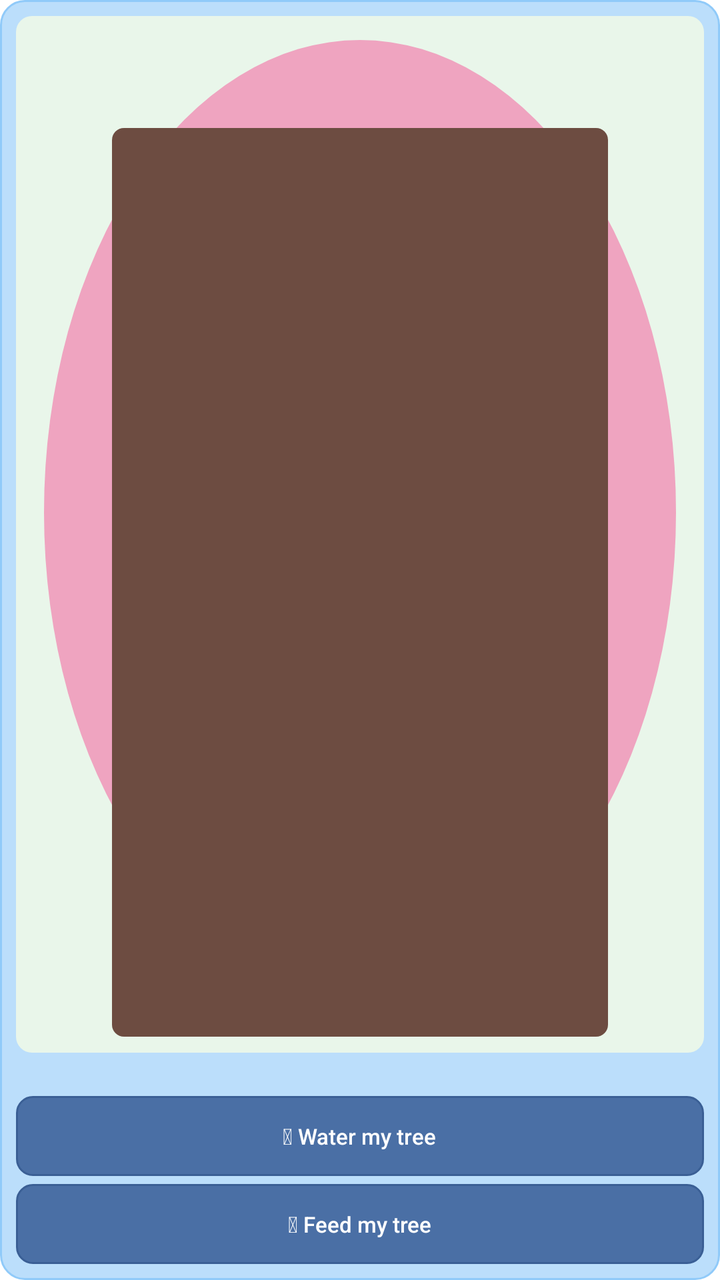
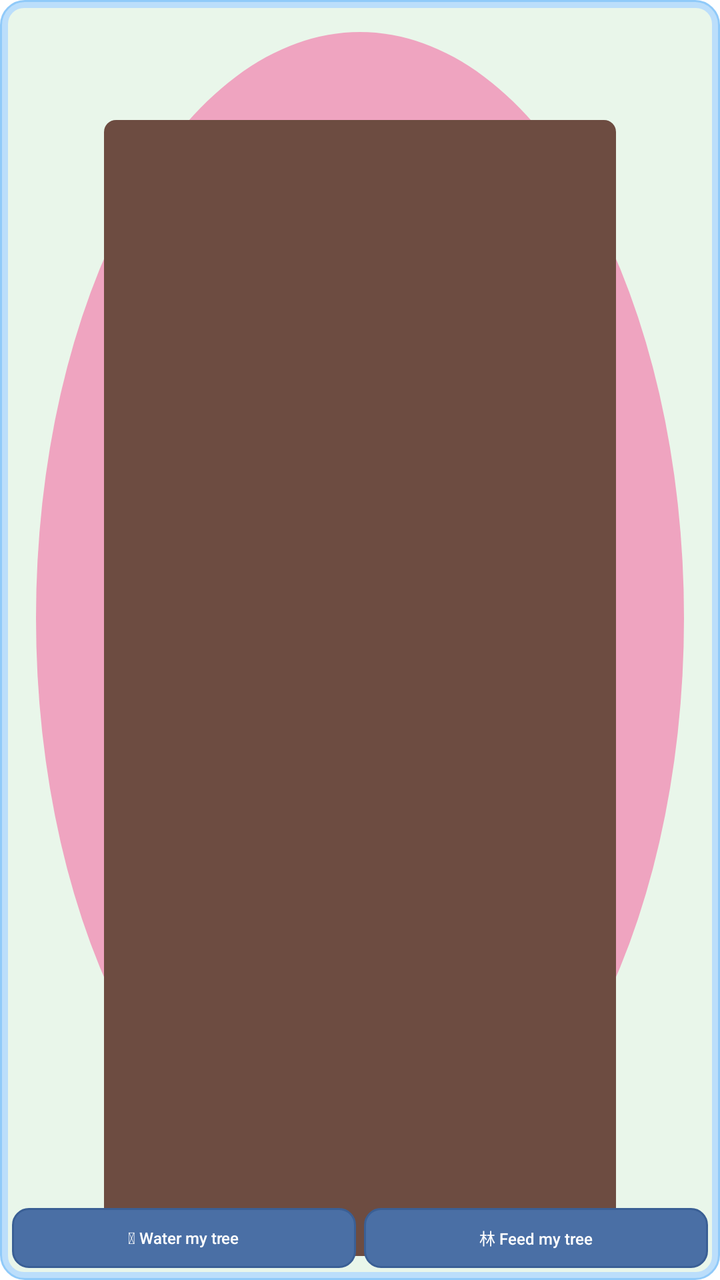

The first picture is an Android layout as it rendered before a commit; the second is the same layout after the commit. The layout source and the unified diff follow.
<!-- AndroidManifest.xml: fallback theme Theme.MaterialComponents.DayNight.NoActionBar -->
<!-- res/layout/bible_widget.xml -->
<?xml version="1.0" encoding="utf-8"?>
<LinearLayout xmlns:android="http://schemas.android.com/apk/res/android"
    android:id="@+id/widget_root"
    android:layout_width="match_parent"
    android:layout_height="match_parent"
    android:orientation="vertical"
    android:padding="8dp"
    android:background="@drawable/widget_background">

    
    <ImageView
        android:id="@+id/widget_tree_image"
        android:layout_width="match_parent"
        android:layout_height="0dp"
        android:layout_weight="1"
        android:scaleType="fitCenter"
        android:src="@drawable/widget_tree_placeholder"
        android:contentDescription="@string/widget_character_desc" />

    
    <LinearLayout
        android:layout_width="match_parent"
        android:layout_height="wrap_content"
        android:layout_marginTop="4dp"
        android:orientation="horizontal"
        android:gravity="center_vertical">

        <TextView
            android:id="@+id/widget_date_label"
            android:layout_width="0dp"
            android:layout_height="wrap_content"
            android:layout_weight="1"
            android:textSize="10sp"
            android:textStyle="bold"
            android:textColor="@color/widget_text_primary"
            android:fontFamily="sans-serif" />

        <TextView
            android:id="@+id/widget_streak"
            android:layout_width="wrap_content"
            android:layout_height="wrap_content"
            android:textSize="10sp"
            android:textColor="@color/widget_text_secondary"
            android:fontFamily="sans-serif" />

    </LinearLayout>

    
    <LinearLayout
        android:id="@+id/widget_btn_water"
        android:layout_width="match_parent"
        android:layout_height="40dp"
        android:layout_marginTop="4dp"
        android:background="@drawable/widget_button_background"
        android:gravity="center"
        android:orientation="horizontal">

        <TextView
            android:layout_width="wrap_content"
            android:layout_height="wrap_content"
            android:text="@string/widget_btn_water"
            android:textSize="11sp"
            android:textColor="@color/widget_cta_text"
            android:fontFamily="sans-serif-medium" />

    </LinearLayout>

    
    <LinearLayout
        android:id="@+id/widget_btn_feed"
        android:layout_width="match_parent"
        android:layout_height="40dp"
        android:layout_marginTop="4dp"
        android:background="@drawable/widget_button_background"
        android:gravity="center"
        android:orientation="horizontal">

        <TextView
            android:layout_width="wrap_content"
            android:layout_height="wrap_content"
            android:text="@string/widget_btn_feed"
            android:textSize="11sp"
            android:textColor="@color/widget_cta_text"
            android:fontFamily="sans-serif-medium" />

    </LinearLayout>

</LinearLayout>
<!-- resources referenced by this layout -->
<resources>
  <color name="widget_cta_text">#FFFFFFFF</color>
  <color name="widget_text_primary">#FF1A1A1A</color>
  <color name="widget_text_secondary">#FF555555</color>
  <!-- drawable widget_background (drawable) -->
  <?xml version="1.0" encoding="utf-8"?>
  <shape xmlns:android="http://schemas.android.com/apk/res/android"
      android:shape="rectangle">
      <solid android:color="@color/widget_bg_happy" />
      <stroke android:width="1dp" android:color="@color/widget_stroke_happy" />
      <corners android:radius="12dp" />
  </shape>
  <!-- drawable widget_button_background (drawable) -->
  <?xml version="1.0" encoding="utf-8"?>
  <shape xmlns:android="http://schemas.android.com/apk/res/android"
      android:shape="rectangle">
      <solid android:color="@color/widget_button_fill" />
      <stroke
          android:width="1dp"
          android:color="@color/widget_button_stroke" />
      <corners android:radius="8dp" />
  </shape>
  <!-- drawable widget_tree_placeholder (drawable) -->
  <?xml version="1.0" encoding="utf-8"?>
  <layer-list xmlns:android="http://schemas.android.com/apk/res/android">
      <item>
          <shape android:shape="rectangle">
              <solid android:color="#FFE9F6EA" />
              <corners android:radius="8dp" />
          </shape>
      </item>
  
      <item android:left="14dp" android:top="12dp" android:right="14dp" android:bottom="34dp">
          <shape android:shape="oval">
              <gradient
                  android:type="radial"
                  android:gradientRadius="120dp"
                  android:centerX="50%"
                  android:centerY="35%"
                  android:startColor="#FFF9C6D8"
                  android:endColor="#FFEFA4C0" />
          </shape>
      </item>
  
      <item android:left="48dp" android:top="56dp" android:right="48dp" android:bottom="8dp">
          <shape android:shape="rectangle">
              <solid android:color="#FF6D4C41" />
              <corners android:radius="6dp" />
          </shape>
      </item>
  </layer-list>
  <string name="widget_btn_feed">🌸 Feed my tree</string>
  <string name="widget_btn_water">🌿 Water my tree</string>
  <string name="widget_character_desc">Reading reminder tree</string>
  <color name="widget_bg_happy">#FFBBDEFB</color>
  <color name="widget_stroke_happy">#FF90CAF9</color>
  <color name="widget_button_fill">#FF4A6FA5</color>
  <color name="widget_button_stroke">#FF3A5F95</color>
</resources>

<!-- the commit's change to res/layout/bible_widget.xml (unified diff, before → after) -->
@@ -4,85 +4,101 @@
     android:layout_width="match_parent"
     android:layout_height="match_parent"
     android:orientation="vertical"
-    android:padding="8dp"
+    android:padding="4dp"
     android:background="@drawable/widget_background">
 
     
-    <ImageView
-        android:id="@+id/widget_tree_image"
+    <FrameLayout
         android:layout_width="match_parent"
         android:layout_height="0dp"
-        android:layout_weight="1"
-        android:scaleType="fitCenter"
-        android:src="@drawable/widget_tree_placeholder"
-        android:contentDescription="@string/widget_character_desc" />
+        android:layout_weight="1">
 
-    
-    <LinearLayout
-        android:layout_width="match_parent"
-        android:layout_height="wrap_content"
-        android:layout_marginTop="4dp"
-        android:orientation="horizontal"
-        android:gravity="center_vertical">
+        <ImageView
+            android:id="@+id/widget_tree_image"
+            android:layout_width="match_parent"
+            android:layout_height="match_parent"
+            android:scaleType="centerCrop"
+            android:src="@drawable/widget_tree_placeholder"
+            android:contentDescription="@string/widget_character_desc" />
 
-        <TextView
-            android:id="@+id/widget_date_label"
-            android:layout_width="0dp"
+        
+        <LinearLayout
+            android:layout_width="match_parent"
             android:layout_height="wrap_content"
-            android:layout_weight="1"
-            android:textSize="10sp"
-            android:textStyle="bold"
-            android:textColor="@color/widget_text_primary"
-            android:fontFamily="sans-serif" />
+            android:layout_gravity="top"
+            android:layout_margin="2dp"
+            android:gravity="center_vertical"
+            android:orientation="horizontal">
 
-        <TextView
-            android:id="@+id/widget_streak"
-            android:layout_width="wrap_content"
+            <TextView
+                android:id="@+id/widget_date_label"
+                android:layout_width="0dp"
+                android:layout_height="wrap_content"
+                android:layout_weight="1"
+                android:textSize="8sp"
+                android:textStyle="bold"
+                android:textColor="@color/widget_text_primary"
+                android:fontFamily="sans-serif" />
+
+            <TextView
+                android:id="@+id/widget_streak"
+                android:layout_width="wrap_content"
+                android:layout_height="wrap_content"
+                android:textSize="8sp"
+                android:textColor="@color/widget_text_secondary"
+                android:fontFamily="sans-serif" />
+
+        </LinearLayout>
+
+        <LinearLayout
+            android:layout_width="match_parent"
             android:layout_height="wrap_content"
-            android:textSize="10sp"
-            android:textColor="@color/widget_text_secondary"
-            android:fontFamily="sans-serif" />
+            android:layout_gravity="bottom"
+            android:layout_margin="2dp"
+            android:orientation="horizontal">
 
-    </LinearLayout>
+            <LinearLayout
+                android:id="@+id/widget_btn_water"
+                android:layout_width="0dp"
+                android:layout_height="30dp"
+                android:layout_weight="1"
+                android:layout_marginEnd="2dp"
+                android:background="@drawable/widget_button_background"
+                android:gravity="center"
+                android:orientation="horizontal">
 
-    
-    <LinearLayout
-        android:id="@+id/widget_btn_water"
-        android:layout_width="match_parent"
-        android:layout_height="40dp"
-        android:layout_marginTop="4dp"
-        android:background="@drawable/widget_button_background"
-        android:gravity="center"
-        android:orientation="horizontal">
+                <TextView
+                    android:layout_width="wrap_content"
+                    android:layout_height="wrap_content"
+                    android:text="@string/widget_btn_water"
+                    android:textSize="8sp"
+                    android:maxLines="1"
+                    android:textColor="@color/widget_cta_text"
+                    android:fontFamily="sans-serif-medium" />
 
-        <TextView
-            android:layout_width="wrap_content"
-            android:layout_height="wrap_content"
-            android:text="@string/widget_btn_water"
-            android:textSize="11sp"
-            android:textColor="@color/widget_cta_text"
-            android:fontFamily="sans-serif-medium" />
+            </LinearLayout>
 
-    </LinearLayout>
+            <LinearLayout
+                android:id="@+id/widget_btn_feed"
+                android:layout_width="0dp"
+                android:layout_height="30dp"
+                android:layout_weight="1"
+                android:layout_marginStart="2dp"
+                android:background="@drawable/widget_button_background"
+                android:gravity="center"
+                android:orientation="horizontal">
 
-    
-    <LinearLayout
-        android:id="@+id/widget_btn_feed"
-        android:layout_width="match_parent"
-        android:layout_height="40dp"
-        android:layout_marginTop="4dp"
-        android:background="@drawable/widget_button_background"
-        android:gravity="center"
-        android:orientation="horizontal">
+                <TextView
+                    android:layout_width="wrap_content"
+                    android:layout_height="wrap_content"
+                    android:text="@string/widget_btn_feed"
+                    android:textSize="8sp"
+                    android:maxLines="1"
+                    android:textColor="@color/widget_cta_text"
+                    android:fontFamily="sans-serif-medium" />
 
-        <TextView
-            android:layout_width="wrap_content"
-            android:layout_height="wrap_content"
-            android:text="@string/widget_btn_feed"
-            android:textSize="11sp"
-            android:textColor="@color/widget_cta_text"
-            android:fontFamily="sans-serif-medium" />
-
-    </LinearLayout>
+            </LinearLayout>
+        </LinearLayout>
+    </FrameLayout>
 
 </LinearLayout>
<!-- resource entries referenced after the edit -->
@@ -50,8 +50,8 @@
           </shape>
       </item>
   </layer-list>
-  <string name="widget_btn_feed">🌸 Feed my tree</string>
-  <string name="widget_btn_water">🌿 Water my tree</string>
+  <string name="widget_btn_feed">🧴 Feed my tree</string>
+  <string name="widget_btn_water">🚿 Water my tree</string>
   <string name="widget_character_desc">Reading reminder tree</string>
   <color name="widget_bg_happy">#FFBBDEFB</color>
   <color name="widget_stroke_happy">#FF90CAF9</color>
